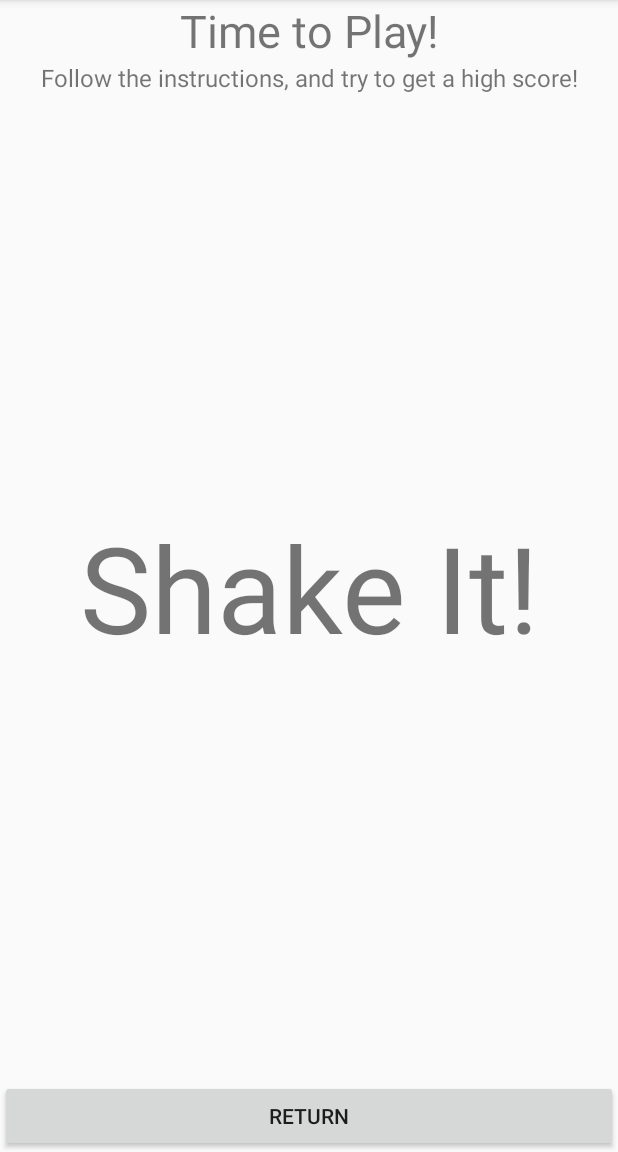
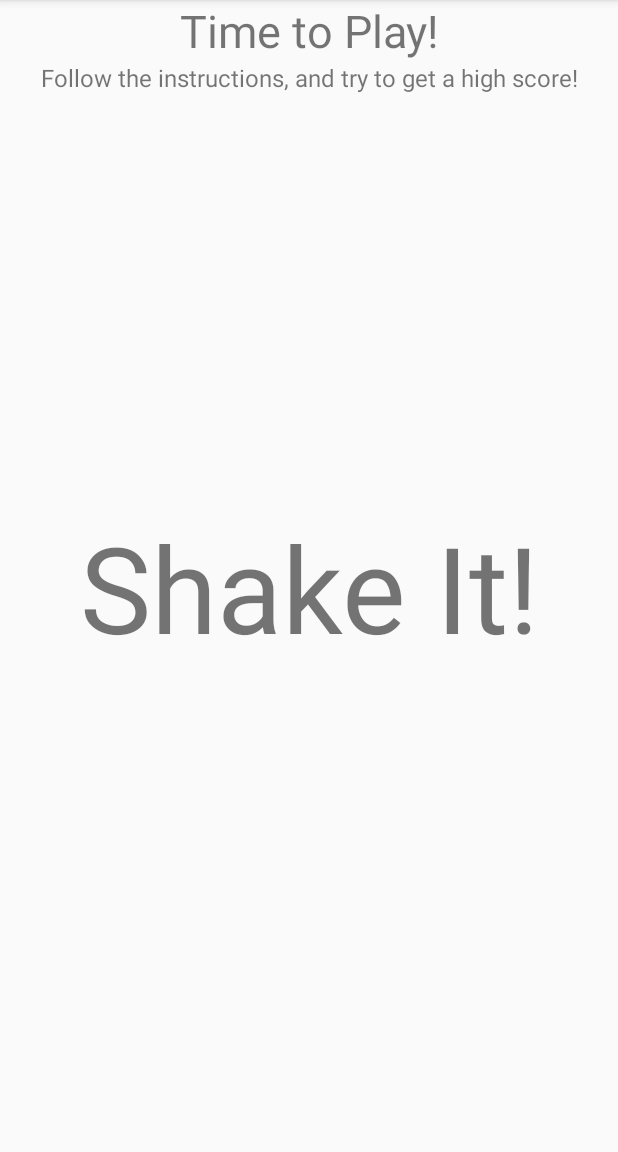
Before and after one commit to evanmrettman/WhopIt, an Android app: the screen it shows after launch (WhopIt), after a tap on "START", on a phone screen of 412 x 824 dp, the part 84-1236 px from its top. Run offline under Robolectric (Android 15) with nearby library versions, the phone set to English and light mode, and no system bars.

Commit message:
final balance changes and touch ups
turning it in now

```diff
--- a/app/src/main/java/com/example/whopit/DatabaseOpenHelper.java
+++ b/app/src/main/java/com/example/whopit/DatabaseOpenHelper.java
@@ -10,7 +10,7 @@ import java.util.Random;
 public class DatabaseOpenHelper extends SQLiteOpenHelper {
     final private Random rand = new Random();
     final private static String DB_NAME = "whopit";
-    final private static Integer VERSION = 12;
+    final private static Integer VERSION = 14;
     final private Context context;
     final private static String CREATE_CMD =
             String.format("CREATE TABLE %s (%s INTEGER PRIMARY KEY AUTOINCREMENT, %s INTEGER DEFAULT -1, %s INTEGER DEFAULT 0);",
@@ -43,7 +43,7 @@ public class DatabaseOpenHelper extends SQLiteOpenHelper {
         {
             ContentValues cv = new ContentValues();
             cv.put(Main.COLUMNS[1],i+1);
-            cv.put(Main.COLUMNS[2],rand.nextInt(100));
+            cv.put(Main.COLUMNS[2],rand.nextInt(10));
             db.insert(Main.TABLE,null,cv);
         }
     }
--- a/app/src/main/res/layout/activity_whop_it.xml
+++ b/app/src/main/res/layout/activity_whop_it.xml
@@ -49,11 +49,14 @@
             android:layout_height="wrap_content"
             app:layout_constraintBottom_toBottomOf="parent"
             app:layout_constraintLeft_toLeftOf="parent">
-            <Button android:id="@+id/but_return"
-                android:layout_weight="1"
+
+            <Button
+                android:id="@+id/but_return"
                 android:layout_width="0dp"
                 android:layout_height="wrap_content"
-                android:text="@string/but_return"/>
+                android:layout_weight="1"
+                android:text="@string/but_return"
+                android:visibility="invisible" />
         </LinearLayout>
 
     </androidx.constraintlayout.widget.ConstraintLayout>
```
Also changed, not shown: app/src/main/java/com/example/whopit/WhopIt.java (+59 -14 lines), 1 other file.
